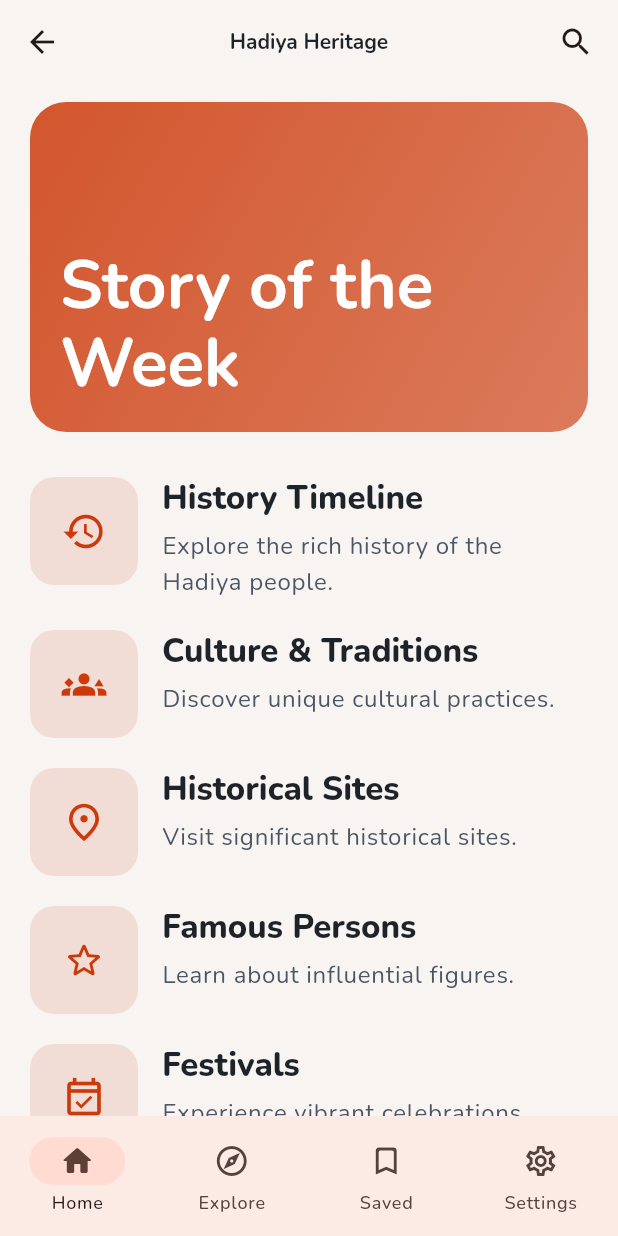
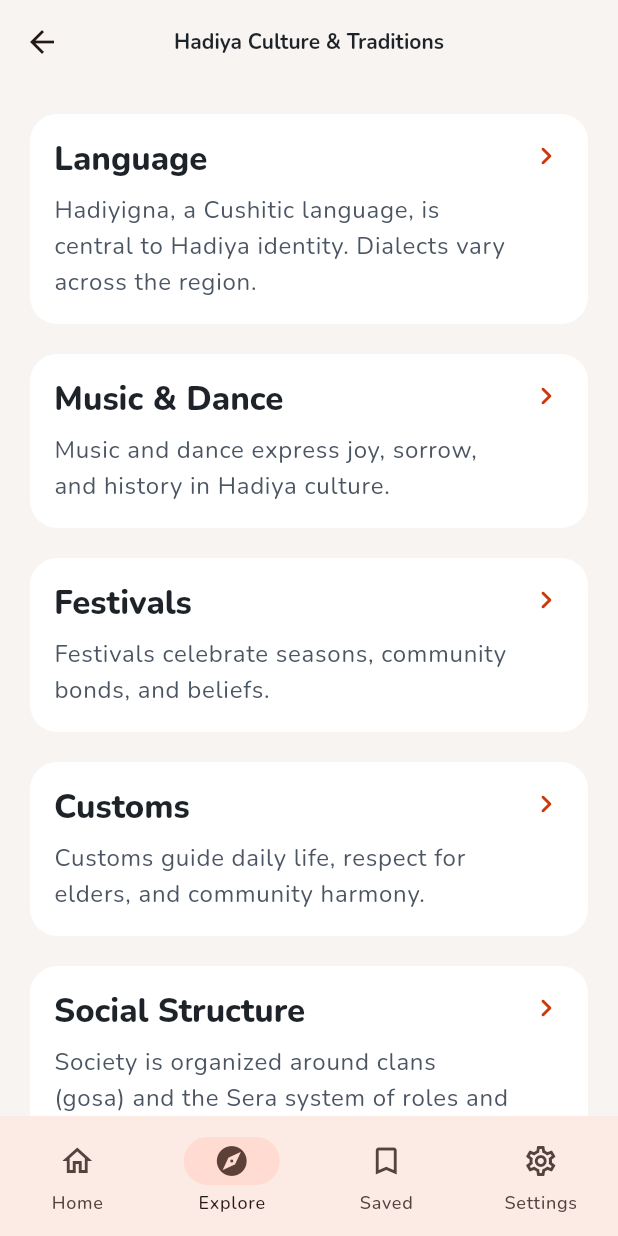
Before and after one commit to samitad2024/Visit_Hadiya, a Flutter app: the _HomeView screen opened directly, after a tap on "Culture & Traditions", on a phone screen of 412 x 824 dp. Run offline on Flutter 3.47's test engine with Material 3 defaults, Android fonts, the phone set to English and light mode, and no system bars; our stand-ins replace device_preview, flutter_svg, google_fonts.

Commit message:
feat: initial app scaffolding (theme, provider, localization, welcome/home/history/culture screens) with mock data and assets

```diff
--- /dev/null
+++ b/lib/controllers/culture_controller.dart
@@ -0,0 +1,18 @@
+import 'package:flutter/foundation.dart' show ChangeNotifier;
+
+import '../data/mock/mock_culture_repository.dart';
+import '../models/culture_topic.dart';
+
+class CultureController extends ChangeNotifier {
+  final MockCultureRepository _repo;
+  CultureController({MockCultureRepository? repo})
+    : _repo = repo ?? MockCultureRepository();
+
+  List<CultureTopic> _topics = const [];
+  List<CultureTopic> get topics => _topics;
+
+  void load() {
+    _topics = _repo.fetchTopics();
+    notifyListeners();
+  }
+}
--- /dev/null
+++ b/lib/data/mock/mock_culture_repository.dart
@@ -0,0 +1,33 @@
+import '../../models/culture_topic.dart';
+
+class MockCultureRepository {
+  List<CultureTopic> fetchTopics() {
+    return const [
+      CultureTopic(
+        id: 'language',
+        titleKey: 'culture_language_title',
+        bodyKey: 'culture_language_body',
+      ),
+      CultureTopic(
+        id: 'music_dance',
+        titleKey: 'culture_music_title',
+        bodyKey: 'culture_music_body',
+      ),
+      CultureTopic(
+        id: 'festivals',
+        titleKey: 'culture_festivals_title',
+        bodyKey: 'culture_festivals_body',
+      ),
+      CultureTopic(
+        id: 'customs',
+        titleKey: 'culture_customs_title',
+        bodyKey: 'culture_customs_body',
+      ),
+      CultureTopic(
+        id: 'social_structure',
+        titleKey: 'culture_social_title',
+        bodyKey: 'culture_social_body',
+      ),
+    ];
+  }
+}
--- a/lib/l10n/app_localizations.dart
+++ b/lib/l10n/app_localizations.dart
@@ -162,6 +162,62 @@ class AppLocalizations {
       'am': 'የባህል ጥበቃ እና እድገት',
       'en': 'Cultural preservation and development',
     },
+    // Culture & Traditions
+    'hadiya_culture_title': {
+      'hdy': 'Hadiya Culture & Traditions',
+      'am': 'የሐዲያ ባህል እና ልማዶች',
+      'en': 'Hadiya Culture & Traditions',
+    },
+    'culture_language_title': {
+      'hdy': 'Language',
+      'am': 'ቋንቋ',
+      'en': 'Language',
+    },
+    'culture_language_body': {
+      'hdy': 'Hadiyigna information placeholder. TODO: verify and enrich.',
+      'am': 'ሐዲያኛ የሐዲያ ሕዝብ ዋና ቋንቋ ነው። የተለያዩ ዝርያዎች አሉት።',
+      'en':
+          'Hadiyigna, a Cushitic language, is central to Hadiya identity. Dialects vary across the region.',
+    },
+    'culture_music_title': {
+      'hdy': 'Music & Dance',
+      'am': 'ሙዚቃ እና ዳንስ',
+      'en': 'Music & Dance',
+    },
+    'culture_music_body': {
+      'hdy': 'Music & dance placeholder. TODO: verify.',
+      'am': 'ሙዚቃና ዳንስ በሕይወት ውስጥ አስፈላጊ ሚና አላቸው።',
+      'en':
+          'Music and dance express joy, sorrow, and history in Hadiya culture.',
+    },
+    'culture_festivals_title': {
+      'hdy': 'Festivals',
+      'am': 'በዓላት',
+      'en': 'Festivals',
+    },
+    'culture_festivals_body': {
+      'hdy': 'Festivals placeholder. TODO: verify.',
+      'am': 'ልዩ በዓላት ማኅበረሰቡን ያመቻቹ እና እምነቶችን ያሳያሉ።',
+      'en': 'Festivals celebrate seasons, community bonds, and beliefs.',
+    },
+    'culture_customs_title': {'hdy': 'Customs', 'am': 'ልማዶች', 'en': 'Customs'},
+    'culture_customs_body': {
+      'hdy': 'Customs placeholder. TODO: verify.',
+      'am': 'ልማዶች የዕለት ተዕለት ተግባራትን ይመራሉ።',
+      'en':
+          'Customs guide daily life, respect for elders, and community harmony.',
+    },
+    'culture_social_title': {
+      'hdy': 'Social Structure',
+      'am': 'ማህበራዊ መዋቅር',
+      'en': 'Social Structure',
+    },
+    'culture_social_body': {
+      'hdy': 'Social structure placeholder. TODO: verify.',
+      'am': 'ማህበራዊ መዋቅር በጎሳ እና በሴራ ስርዓት ይመራል።',
+      'en':
+          'Society is organized around clans (gosa) and the Sera system of roles and responsibilities.',
+    },
   };
 
   String t(String key) =>
--- a/lib/main.dart
+++ b/lib/main.dart
@@ -7,6 +7,7 @@ import 'core/theme/app_theme.dart';
 import 'l10n/app_localizations.dart';
 import 'ui/screens/welcome_screen.dart';
 import 'ui/screens/history_timeline_screen.dart';
+import 'ui/screens/culture_screen.dart';
 
 void main() {
   runApp(
@@ -41,7 +42,10 @@ class HadiyaHeritageApp extends StatelessWidget {
               DefaultMaterialLocalizations.delegate,
             ],
             builder: DevicePreview.appBuilder,
-            routes: {'/history': (_) => const HistoryTimelineScreen()},
+            routes: {
+              '/history': (_) => const HistoryTimelineScreen(),
+              '/culture': (_) => const CultureScreen(),
+            },
             home: const WelcomeScreen(),
           );
         },
--- /dev/null
+++ b/lib/models/culture_topic.dart
@@ -0,0 +1,12 @@
+/// Domain model representing a culture topic entry.
+class CultureTopic {
+  final String id;
+  final String titleKey; // localization key
+  final String bodyKey; // localization key
+
+  const CultureTopic({
+    required this.id,
+    required this.titleKey,
+    required this.bodyKey,
+  });
+}
--- /dev/null
+++ b/lib/ui/screens/culture_screen.dart
@@ -0,0 +1,96 @@
+import 'package:flutter/material.dart';
+import 'package:provider/provider.dart';
+
+import '../../controllers/culture_controller.dart';
+import '../../l10n/app_localizations.dart';
+import 'culture_topic_detail_screen.dart';
+
+class CultureScreen extends StatelessWidget {
+  const CultureScreen({super.key});
+
+  @override
+  Widget build(BuildContext context) {
+    return ChangeNotifierProvider(
+      create: (_) => CultureController()..load(),
+      child: const _CultureView(),
+    );
+  }
+}
+
+class _CultureView extends StatelessWidget {
+  const _CultureView();
+  @override
+  Widget build(BuildContext context) {
+    final loc = AppLocalizations.of(context);
+    final topics = context.watch<CultureController>().topics;
+    final cs = Theme.of(context).colorScheme;
+
+    return Scaffold(
+      appBar: AppBar(title: Text(loc.t('hadiya_culture_title'))),
+      bottomNavigationBar: NavigationBar(
+        selectedIndex: 1,
+        destinations: const [
+          NavigationDestination(icon: Icon(Icons.home_outlined), label: 'Home'),
+          NavigationDestination(icon: Icon(Icons.explore), label: 'Explore'),
+          NavigationDestination(
+            icon: Icon(Icons.bookmark_border),
+            label: 'Saved',
+          ),
+          NavigationDestination(
+            icon: Icon(Icons.settings_outlined),
+            label: 'Settings',
+          ),
+        ],
+      ),
+      body: ListView.separated(
+        padding: const EdgeInsets.fromLTRB(16, 16, 16, 24),
+        itemBuilder: (context, index) {
+          final t = topics[index];
+          return Card(
+            elevation: 0,
+            child: InkWell(
+              borderRadius: BorderRadius.circular(16),
+              onTap: () => Navigator.of(context).push(
+                MaterialPageRoute(
+                  builder: (_) => CultureTopicDetailScreen(
+                    title: loc.t(t.titleKey),
+                    body: loc.t(t.bodyKey),
+                  ),
+                ),
+              ),
+              child: Padding(
+                padding: const EdgeInsets.all(16.0),
+                child: Row(
+                  crossAxisAlignment: CrossAxisAlignment.start,
+                  children: [
+                    Expanded(
+                      child: Column(
+                        crossAxisAlignment: CrossAxisAlignment.start,
+                        children: [
+                          Text(
+                            loc.t(t.titleKey),
+                            style: Theme.of(context).textTheme.titleLarge
+                                ?.copyWith(fontWeight: FontWeight.w800),
+                          ),
+                          const SizedBox(height: 8),
+                          Text(
+                            loc.t(t.bodyKey),
+                            style: Theme.of(context).textTheme.bodyLarge,
+                          ),
+                        ],
+                      ),
+                    ),
+                    const SizedBox(width: 12),
+                    Icon(Icons.chevron_right_rounded, color: cs.primary),
+                  ],
+                ),
+              ),
+            ),
+          );
+        },
+        separatorBuilder: (_, __) => const SizedBox(height: 12),
+        itemCount: topics.length,
+      ),
+    );
+  }
+}
--- /dev/null
+++ b/lib/ui/screens/culture_topic_detail_screen.dart
@@ -0,0 +1,22 @@
+import 'package:flutter/material.dart';
+
+class CultureTopicDetailScreen extends StatelessWidget {
+  const CultureTopicDetailScreen({
+    super.key,
+    required this.title,
+    required this.body,
+  });
+  final String title;
+  final String body;
+
+  @override
+  Widget build(BuildContext context) {
+    return Scaffold(
+      appBar: AppBar(title: Text(title)),
+      body: Padding(
+        padding: const EdgeInsets.all(16.0),
+        child: Text(body, style: Theme.of(context).textTheme.bodyLarge),
+      ),
+    );
+  }
+}
--- a/lib/ui/screens/home_screen.dart
+++ b/lib/ui/screens/home_screen.dart
@@ -103,6 +103,8 @@ class _HomeView extends StatelessWidget {
               onTap: () {
                 if (c.id == 'history') {
                   Navigator.of(context).pushNamed('/history');
+                } else if (c.id == 'culture') {
+                  Navigator.of(context).pushNamed('/culture');
                 }
               },
             ),
```
